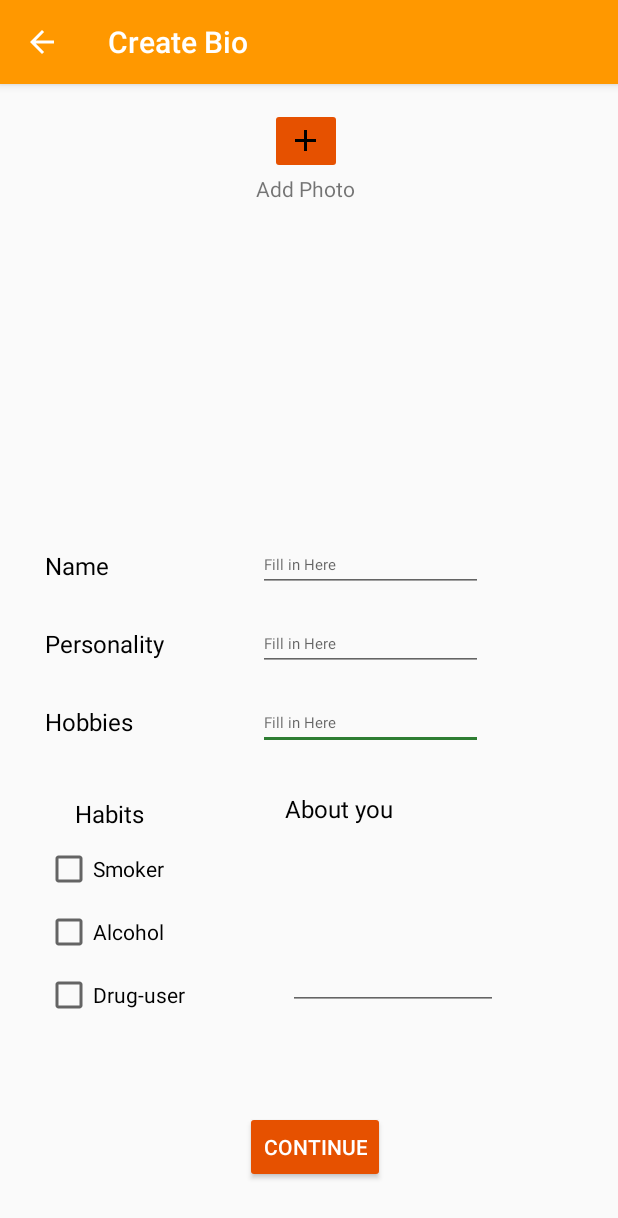
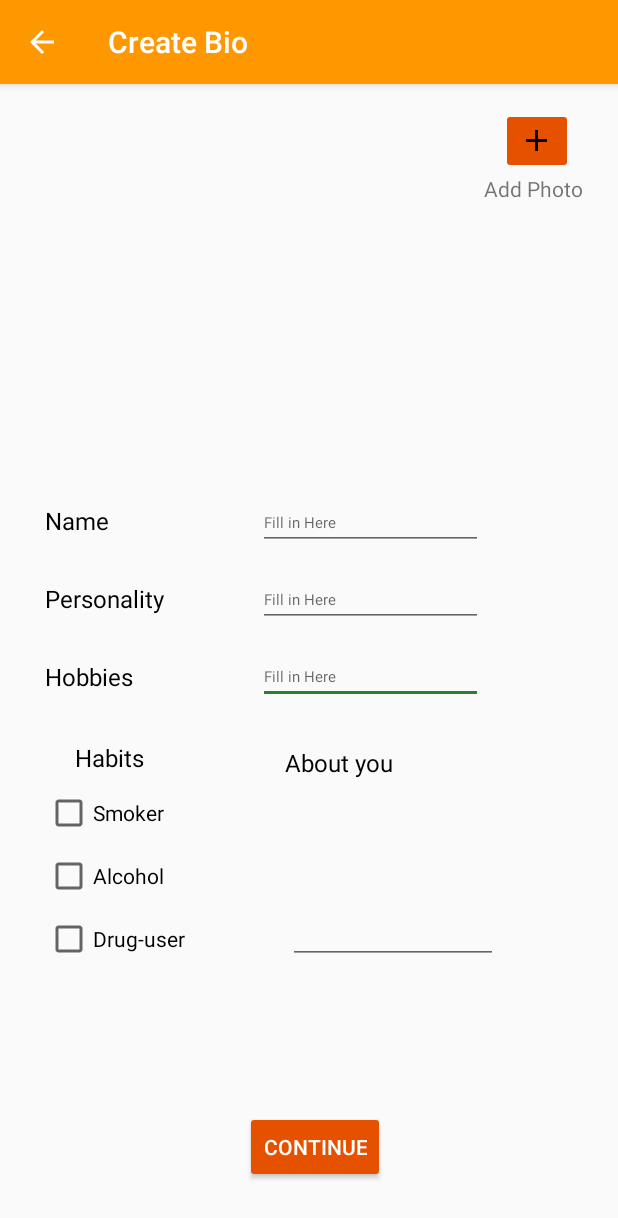
Before and after one commit to nickedchen/Grandfinder, an Android app: the CreateBio screen opened directly, with no data from a screen before it, on a phone screen of 412 x 824 dp. Shown: the top 1218 px of the screen. Run offline under Robolectric (Android 15) with nearby library versions, the phone set to English and light mode, and no system bars; our stand-ins replace Firebase (no records; nobody signed in at launch, a user with empty details on screens opened directly).

Commit message:
update layout

```diff
--- a/app/src/main/res/layout/activity_create_bio.xml
+++ b/app/src/main/res/layout/activity_create_bio.xml
@@ -34,7 +34,7 @@
         android:id="@+id/hobby"
         android:layout_width="150dp"
         android:layout_height="35dp"
-        android:layout_marginTop="17dp"
+        android:layout_marginTop="16dp"
         android:layout_marginEnd="90dp"
         android:ems="10"
         android:hint="Fill in Here"
@@ -48,7 +48,7 @@
         android:id="@+id/personality"
         android:layout_width="150dp"
         android:layout_height="35dp"
-        android:layout_marginTop="17dp"
+        android:layout_marginTop="16dp"
         android:layout_marginEnd="90dp"
         android:ems="10"
         android:hint="Fill in Here"
@@ -75,12 +75,12 @@
         android:layout_width="wrap_content"
         android:layout_height="wrap_content"
         android:layout_marginStart="50dp"
-        android:layout_marginTop="475dp"
+        android:layout_marginTop="32dp"
         android:text="Habits"
         android:textColor="@android:color/black"
         android:textSize="16sp"
         app:layout_constraintStart_toStartOf="parent"
-        app:layout_constraintTop_toTopOf="parent" />
+        app:layout_constraintTop_toBottomOf="@+id/textView2" />
 
     <CheckBox
         android:id="@+id/checkBox3"
@@ -141,7 +141,7 @@
         android:layout_width="wrap_content"
         android:layout_height="wrap_content"
         android:layout_marginTop="16dp"
-        android:layout_marginEnd="184dp"
+        android:layout_marginEnd="30dp"
         app:layout_constraintEnd_toEndOf="parent"
         app:layout_constraintTop_toTopOf="parent"
         app:srcCompat="@drawable/ic_add_black_24dp" />
@@ -150,7 +150,7 @@
         android:id="@+id/textView5"
         android:layout_width="wrap_content"
         android:layout_height="wrap_content"
-        android:layout_marginEnd="175dp"
+        android:layout_marginEnd="23dp"
         android:text="Add Photo"
         app:layout_constraintEnd_toEndOf="parent"
         app:layout_constraintTop_toBottomOf="@+id/selectImagebtn" />
@@ -160,7 +160,7 @@
         android:layout_width="wrap_content"
         android:layout_height="wrap_content"
         android:layout_marginStart="30dp"
-        android:layout_marginTop="310dp"
+        android:layout_marginTop="280dp"
         android:text="Name"
         android:textColor="@android:color/black"
         android:textSize="16sp"
@@ -171,7 +171,7 @@
         android:id="@+id/name"
         android:layout_width="150dp"
         android:layout_height="35dp"
-        android:layout_marginTop="224dp"
+        android:layout_marginTop="196dp"
         android:layout_marginEnd="90dp"
         android:ems="10"
         android:hint="Fill in Here"
```
